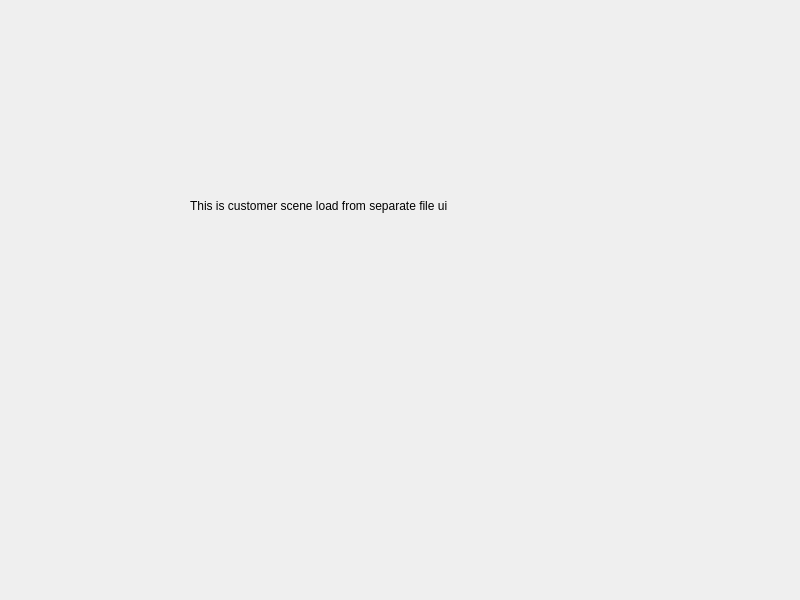
This is src/ui/ui_customer_scene.ui in trung-kieen/hotel-booking-system as Qt 5 draws it before an edit. The edited form follows.
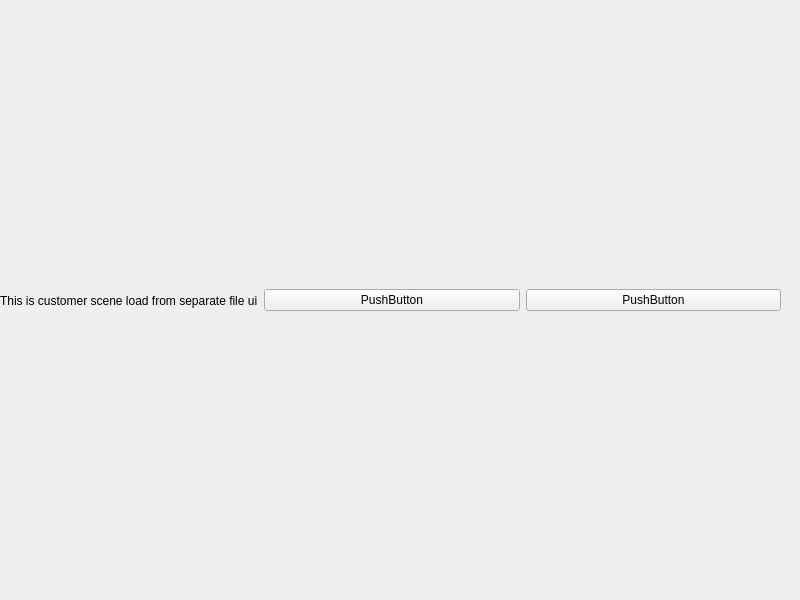
This is the edited form.

The edit to the form file:
```diff
--- a/src/ui/ui_customer_scene.ui
+++ b/src/ui/ui_customer_scene.ui
@@ -13,18 +13,38 @@
   <property name="windowTitle">
    <string>Hotel</string>
   </property>
-  <widget class="QLabel" name="label">
+  <widget class="QWidget" name="containerQwidget" native="true">
    <property name="geometry">
     <rect>
-     <x>190</x>
-     <y>180</y>
-     <width>261</width>
-     <height>51</height>
+     <x>0</x>
+     <y>20</y>
+     <width>781</width>
+     <height>561</height>
     </rect>
    </property>
-   <property name="text">
-    <string>This is customer scene load from separate file ui</string>
-   </property>
+   <layout class="QHBoxLayout" name="horizontalLayout">
+    <item>
+     <widget class="QLabel" name="label">
+      <property name="text">
+       <string>This is customer scene load from separate file ui</string>
+      </property>
+     </widget>
+    </item>
+    <item>
+     <widget class="QPushButton" name="pushButton_2">
+      <property name="text">
+       <string>PushButton</string>
+      </property>
+     </widget>
+    </item>
+    <item>
+     <widget class="QPushButton" name="pushButton">
+      <property name="text">
+       <string>PushButton</string>
+      </property>
+     </widget>
+    </item>
+   </layout>
   </widget>
  </widget>
  <resources/>
```
